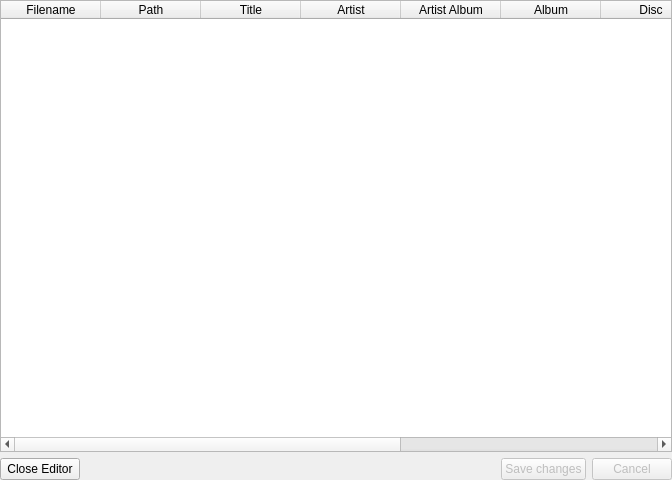
The window that code/src/tageditor.ui (MBach/Miam-Player) describes before a commit, drawn with Qt 5.
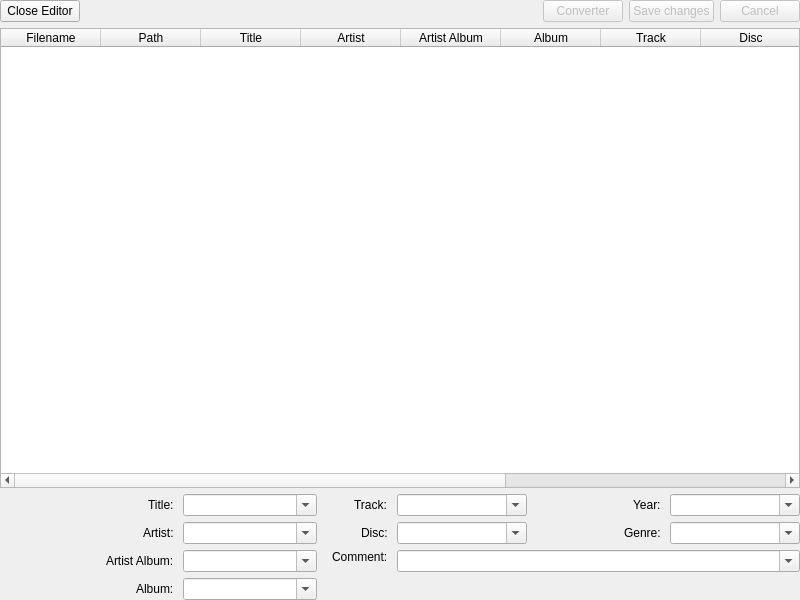
The same window after the commit. Icons and pictures are not drawn. Custom widgets are drawn as their Qt base class.

What changed in the file:
```diff
--- a/code/src/tageditor.ui
+++ b/code/src/tageditor.ui
@@ -6,8 +6,8 @@
    <rect>
     <x>0</x>
     <y>0</y>
-    <width>672</width>
-    <height>480</height>
+    <width>800</width>
+    <height>600</height>
    </rect>
   </property>
   <property name="windowTitle">
@@ -17,6 +17,71 @@
    <property name="margin">
     <number>0</number>
    </property>
+   <item>
+    <layout class="QHBoxLayout" name="horizontalLayout">
+     <item>
+      <widget class="QPushButton" name="closeTagEditorButton">
+       <property name="text">
+        <string>Close Editor</string>
+       </property>
+      </widget>
+     </item>
+     <item>
+      <spacer name="spacer_tagEditor">
+       <property name="orientation">
+        <enum>Qt::Horizontal</enum>
+       </property>
+       <property name="sizeHint" stdset="0">
+        <size>
+         <width>40</width>
+         <height>20</height>
+        </size>
+       </property>
+      </spacer>
+     </item>
+     <item>
+      <widget class="QPushButton" name="convertPushButton">
+       <property name="enabled">
+        <bool>false</bool>
+       </property>
+       <property name="text">
+        <string>Converter</string>
+       </property>
+       <property name="icon">
+        <iconset resource="mmmmp.qrc">
+         <normaloff>:/icons/rename</normaloff>:/icons/rename</iconset>
+       </property>
+       <property name="checkable">
+        <bool>true</bool>
+       </property>
+      </widget>
+     </item>
+     <item>
+      <widget class="QPushButton" name="saveChangesButton">
+       <property name="enabled">
+        <bool>false</bool>
+       </property>
+       <property name="text">
+        <string>Save changes</string>
+       </property>
+       <property name="icon">
+        <iconset resource="mmmmp.qrc">
+         <normaloff>:/icons/save</normaloff>:/icons/save</iconset>
+       </property>
+      </widget>
+     </item>
+     <item>
+      <widget class="QPushButton" name="cancelButton">
+       <property name="enabled">
+        <bool>false</bool>
+       </property>
+       <property name="text">
+        <string>Cancel</string>
+       </property>
+      </widget>
+     </item>
+    </layout>
+   </item>
    <item>
     <widget class="TagEditorTableWidget" name="tagEditorWidget">
      <property name="alternatingRowColors">
@@ -70,6 +135,11 @@
        <string>Album</string>
       </property>
      </column>
+     <column>
+      <property name="text">
+       <string>Track</string>
+      </property>
+     </column>
      <column>
       <property name="text">
        <string>Disc</string>
@@ -93,47 +163,211 @@
     </widget>
    </item>
    <item>
-    <layout class="QHBoxLayout" name="horizontalLayout">
+    <layout class="QHBoxLayout" name="horizontalLayout_2">
      <item>
-      <widget class="QPushButton" name="closeTagEditorButton">
-       <property name="text">
-        <string>Close Editor</string>
+      <widget class="QLabel" name="labelCover">
+       <property name="sizePolicy">
+        <sizepolicy hsizetype="Fixed" vsizetype="Fixed">
+         <horstretch>0</horstretch>
+         <verstretch>0</verstretch>
+        </sizepolicy>
        </property>
-      </widget>
-     </item>
-     <item>
-      <spacer name="spacer_tagEditor">
-       <property name="orientation">
-        <enum>Qt::Horizontal</enum>
+       <property name="minimumSize">
+        <size>
+         <width>100</width>
+         <height>100</height>
+        </size>
        </property>
-       <property name="sizeHint" stdset="0">
+       <property name="maximumSize">
         <size>
-         <width>40</width>
-         <height>20</height>
+         <width>100</width>
+         <height>100</height>
         </size>
        </property>
-      </spacer>
-     </item>
-     <item>
-      <widget class="QPushButton" name="saveChangesButton">
-       <property name="enabled">
-        <bool>false</bool>
-       </property>
        <property name="text">
-        <string>Save changes</string>
+        <string notr="true"/>
        </property>
-      </widget>
-     </item>
-     <item>
-      <widget class="QPushButton" name="cancelButton">
-       <property name="enabled">
-        <bool>false</bool>
+       <property name="pixmap">
+        <pixmap resource="mmmmp.qrc">:/icons/disc</pixmap>
        </property>
-       <property name="text">
-        <string>Cancel</string>
+       <property name="scaledContents">
+        <bool>true</bool>
        </property>
       </widget>
      </item>
+     <item>
+      <layout class="QGridLayout" name="gridLayout" columnstretch="1,2,1,6">
+       <item row="1" column="2" alignment="Qt::AlignRight">
+        <widget class="QLabel" name="labelDisc">
+         <property name="text">
+          <string>Disc: </string>
+         </property>
+        </widget>
+       </item>
+       <item row="2" column="3" alignment="Qt::AlignTop">
+        <widget class="QComboBox" name="commentComboBox">
+         <property name="editable">
+          <bool>true</bool>
+         </property>
+         <property name="insertPolicy">
+          <enum>QComboBox::InsertAlphabetically</enum>
+         </property>
+        </widget>
+       </item>
+       <item row="1" column="1">
+        <widget class="QComboBox" name="artistComboBox">
+         <property name="editable">
+          <bool>true</bool>
+         </property>
+         <property name="insertPolicy">
+          <enum>QComboBox::InsertAlphabetically</enum>
+         </property>
+        </widget>
+       </item>
+       <item row="1" column="0" alignment="Qt::AlignRight">
+        <widget class="QLabel" name="labelArtist">
+         <property name="text">
+          <string>Artist: </string>
+         </property>
+        </widget>
+       </item>
+       <item row="0" column="2" alignment="Qt::AlignRight">
+        <widget class="QLabel" name="labelTrack">
+         <property name="text">
+          <string>Track: </string>
+         </property>
+        </widget>
+       </item>
+       <item row="2" column="2" alignment="Qt::AlignRight|Qt::AlignTop">
+        <widget class="QLabel" name="labelComment">
+         <property name="text">
+          <string>Comment: </string>
+         </property>
+        </widget>
+       </item>
+       <item row="0" column="3">
+        <layout class="QHBoxLayout" name="horizontalLayout_5">
+         <item>
+          <widget class="QComboBox" name="trackComboBox">
+           <property name="editable">
+            <bool>true</bool>
+           </property>
+           <property name="insertPolicy">
+            <enum>QComboBox::InsertAlphabetically</enum>
+           </property>
+          </widget>
+         </item>
+         <item alignment="Qt::AlignRight">
+          <widget class="QLabel" name="labelYear">
+           <property name="text">
+            <string>Year: </string>
+           </property>
+          </widget>
+         </item>
+         <item>
+          <widget class="QComboBox" name="yearComboBox">
+           <property name="editable">
+            <bool>true</bool>
+           </property>
+           <property name="insertPolicy">
+            <enum>QComboBox::InsertAlphabetically</enum>
+           </property>
+          </widget>
+         </item>
+        </layout>
+       </item>
+       <item row="0" column="0" alignment="Qt::AlignRight">
+        <widget class="QLabel" name="labelTitle">
+         <property name="text">
+          <string>Title: </string>
+         </property>
+        </widget>
+       </item>
+       <item row="2" column="0">
+        <layout class="QVBoxLayout" name="verticalLayout_2">
+         <item alignment="Qt::AlignRight">
+          <widget class="QLabel" name="labelArtistAlbum">
+           <property name="text">
+            <string>Artist Album: </string>
+           </property>
+          </widget>
+         </item>
+         <item alignment="Qt::AlignRight">
+          <widget class="QLabel" name="labelAlbum">
+           <property name="text">
+            <string>Album: </string>
+           </property>
+          </widget>
+         </item>
+        </layout>
+       </item>
+       <item row="2" column="1">
+        <layout class="QVBoxLayout" name="verticalLayout_3">
+         <item>
+          <widget class="QComboBox" name="artistAlbumComboBox">
+           <property name="editable">
+            <bool>true</bool>
+           </property>
+           <property name="insertPolicy">
+            <enum>QComboBox::InsertAlphabetically</enum>
+           </property>
+          </widget>
+         </item>
+         <item>
+          <widget class="QComboBox" name="albumComboBox">
+           <property name="editable">
+            <bool>true</bool>
+           </property>
+           <property name="insertPolicy">
+            <enum>QComboBox::InsertAlphabetically</enum>
+           </property>
+          </widget>
+         </item>
+        </layout>
+       </item>
+       <item row="0" column="1">
+        <widget class="QComboBox" name="titleComboBox">
+         <property name="editable">
+          <bool>true</bool>
+         </property>
+         <property name="insertPolicy">
+          <enum>QComboBox::InsertAlphabetically</enum>
+         </property>
+        </widget>
+       </item>
+       <item row="1" column="3">
+        <layout class="QHBoxLayout" name="horizontalLayout_4">
+         <item>
+          <widget class="QComboBox" name="discComboBox">
+           <property name="editable">
+            <bool>true</bool>
+           </property>
+           <property name="insertPolicy">
+            <enum>QComboBox::InsertAlphabetically</enum>
+           </property>
+          </widget>
+         </item>
+         <item alignment="Qt::AlignRight">
+          <widget class="QLabel" name="labelGenre">
+           <property name="text">
+            <string>Genre: </string>
+           </property>
+          </widget>
+         </item>
+         <item>
+          <widget class="QComboBox" name="genreComboBox">
+           <property name="editable">
+            <bool>true</bool>
+           </property>
+           <property name="insertPolicy">
+            <enum>QComboBox::InsertAlphabetically</enum>
+           </property>
+          </widget>
+         </item>
+        </layout>
+       </item>
+      </layout>
+     </item>
     </layout>
    </item>
   </layout>
```
Left out of the diff: 25 changed lines with no effect on the pictures.
